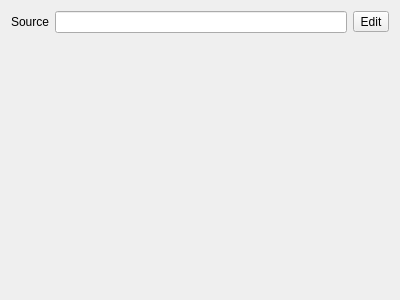
First picture: the form in src/ApplicationContainer/FormMineIt/FormProperty/EditInfo/Originate/originate.ui, repository MRsoymilk/KnowIt, before the edit.
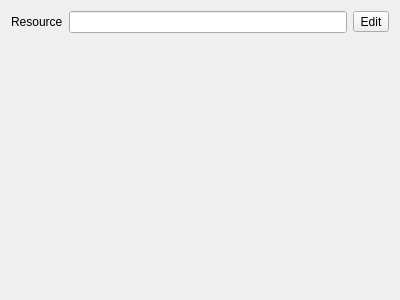
Second picture: the form after the edit.

What changed in the file:
```diff
--- a/src/ApplicationContainer/FormMineIt/FormProperty/EditInfo/Originate/originate.ui
+++ b/src/ApplicationContainer/FormMineIt/FormProperty/EditInfo/Originate/originate.ui
@@ -17,7 +17,7 @@
    <item row="0" column="0">
     <widget class="QLabel" name="labelSource">
      <property name="text">
-      <string>Source</string>
+      <string>Resource</string>
      </property>
     </widget>
    </item>
```
Left out of the diff: 2 changed lines with no effect on the pictures.
